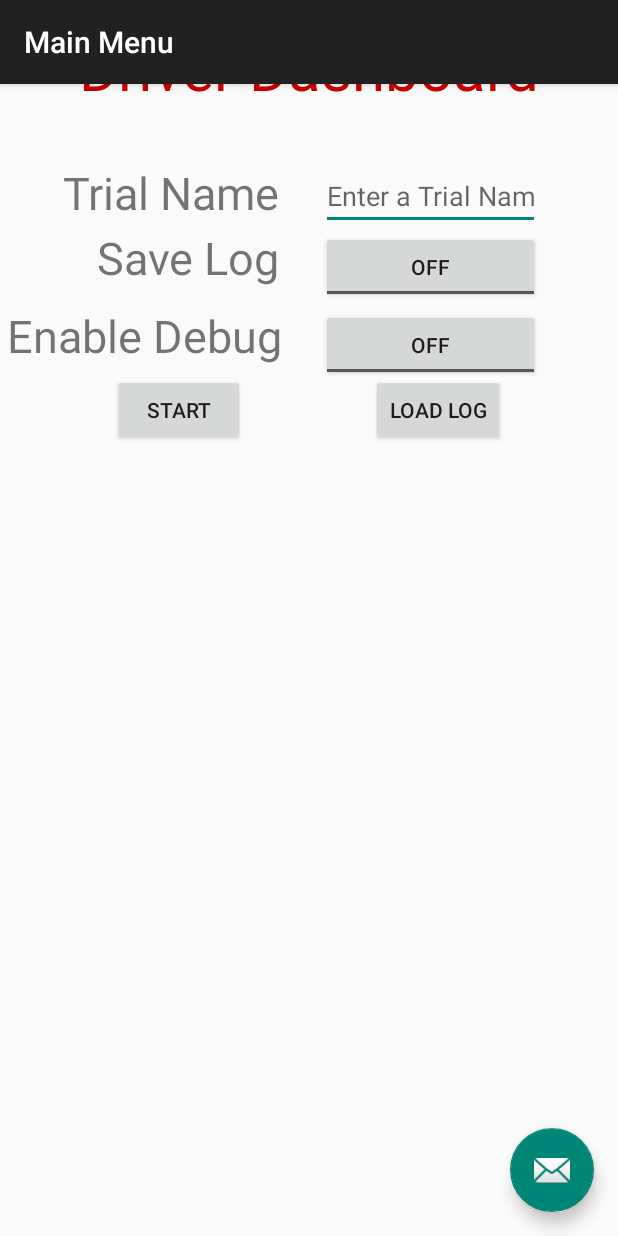
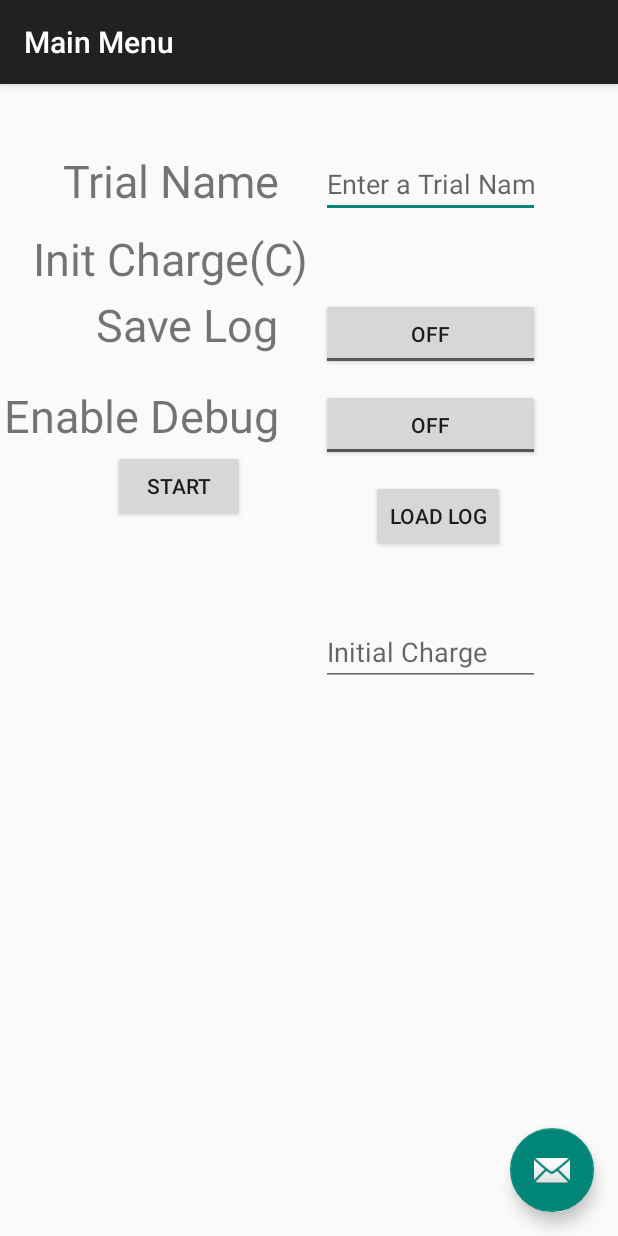
Before and after one commit to CarnegieMellonSolarRacing/AndroidApp, an Android app: the screen it shows after launch (StartScreen), on a phone screen of 412 x 824 dp. Run offline under Robolectric (Android 15) with nearby library versions, the phone set to English and light mode, and no system bars.

Commit message:
able to parse and render live data, bug with trialname reading from initial_charge field in start screen

```diff
--- a/app/src/main/java/co/cmsr/optiandroid/DataManager.java
+++ b/app/src/main/java/co/cmsr/optiandroid/DataManager.java
@@ -42,6 +42,9 @@ public class DataManager {
     DataRenderer dataRenderer;
     LinkedList<DataPacket> dataPackets;
 
+    // Battery Charge Calculations
+    Float total_charge;
+
     Button connectButton;
     long startTime;
     String logName;
@@ -52,11 +55,13 @@ public class DataManager {
             Context context,
             String trialName,
             boolean saveLog,
+            Float initial_charge,
             DataRenderer dataRenderer,
             BoatConfig boatConfig,
             BoatMap boatMap,
             DataProcessorConfig dpConfig) {
         this.context = context;
+        this.total_charge = initial_charge;
         this.dataRenderer = dataRenderer;
         this.boatConfig = boatConfig;
         this.boatMap = boatMap;
@@ -95,6 +100,7 @@ public class DataManager {
     public void onConnectionOpened() {
         connectButton.setBackgroundColor(Color.GREEN);
         connectButton.setText("Connected!");
+        dataRenderer.printDebug(total_charge.toString());
         isFirstInput = true;
         if (saveLog) {
             LoggerPacket lp = new LoggerPacket("CONNECTED", elapsedTime(), null);
--- a/app/src/main/java/co/cmsr/optiandroid/MainActivity.java
+++ b/app/src/main/java/co/cmsr/optiandroid/MainActivity.java
@@ -37,13 +37,14 @@ public class MainActivity extends AppCompatActivity {
         Intent i = getIntent();
         boolean saveLog = i.getBooleanExtra("save_log", false);
         String name = i.getStringExtra("trial_name");
+        Float initial_charge = i.getFloatExtra("initial_charge", 0);
         debugEnabled = i.getBooleanExtra("debug_enabled", false);
 
         setContentView(R.layout.activity_main);
 
         trialDisplay = (TextView) findViewById(R.id.trialDisplay);
 
-        Initialize(name, saveLog);
+        Initialize(name, saveLog, initial_charge);
     }
 
     @Override
@@ -59,7 +60,7 @@ public class MainActivity extends AppCompatActivity {
         super.onResume();
     }
 
-    protected void Initialize(final String trialName, boolean saveLog) {
+    protected void Initialize(final String trialName, boolean saveLog, Float initial_charge) {
         runOnUiThread(new Runnable() {
             @Override
             public void run() {
@@ -75,6 +76,7 @@ public class MainActivity extends AppCompatActivity {
                 this,
                 trialName,
                 saveLog,
+                initial_charge,
                 renderer,
                 boatConfig,
                 boatMap,
--- a/app/src/main/java/co/cmsr/optiandroid/StartScreen.java
+++ b/app/src/main/java/co/cmsr/optiandroid/StartScreen.java
@@ -12,7 +12,7 @@ import android.widget.EditText;
 import android.widget.ToggleButton;
 
 public class StartScreen extends AppCompatActivity {
-    EditText nameField;
+    EditText init_charge_field;
     ToggleButton saveLogButton, enableDebugButton;
     Button startButton, loadLogButton;
 
@@ -23,7 +23,7 @@ public class StartScreen extends AppCompatActivity {
         Toolbar toolbar = (Toolbar) findViewById(R.id.toolbar);
         setSupportActionBar(toolbar);
 
-        nameField = (EditText) findViewById(R.id.nameField);
+        init_charge_field = (EditText) findViewById(R.id.initial_charge);
         saveLogButton = (ToggleButton) findViewById(R.id.saveLogButton);
         enableDebugButton = (ToggleButton) findViewById(R.id.enableDebugButton);
         startButton = (Button) findViewById(R.id.startButton);
@@ -69,7 +69,7 @@ public class StartScreen extends AppCompatActivity {
     }
 
     public void startButtonClicked(View view) {
-        String name = nameField.getText().toString();
+        String name = init_charge_field.getText().toString();
         boolean saveLog = saveLogButton.isChecked();
         boolean debugEnabled = enableDebugButton.isChecked();
 
--- a/app/src/main/java/co/cmsr/optiandroid/communication/DataParser.java
+++ b/app/src/main/java/co/cmsr/optiandroid/communication/DataParser.java
@@ -17,23 +17,25 @@ import co.cmsr.optiandroid.datastructures.DataPacket;
 public class DataParser {
     String buffer;
 
-    static final String deliminator = "\n";
+    static final String new_line_delim = "\n";
+    static final String csv_delim = ",";
 
     public DataParser() {
         buffer = "";
     }
 
-    public boolean parseData(byte[] data, boolean isFirstInput, LinkedList<DataPacket> dataPackets) {
+    public boolean  parseData(byte[] data, boolean isFirstInput, LinkedList<DataPacket> dataPackets) {
         buffer += new String(data);
 
         // Try to parse data if we have received a "full line"
         if (buffer.contains("\n")) {
 
             if (!isFirstInput) {
-                String[] lines = buffer.split(deliminator);
+                String[] lines = buffer.split(new_line_delim);
+
                 String firstLine = lines[0];
                 try {
-                    String[] parts = firstLine.split(",");
+                    String[] parts = firstLine.split(csv_delim);
                     float[] measurements = new float[parts.length];
                     for (int i = 0; i < parts.length; i++) {
                         measurements[i] = Float.parseFloat(parts[i]);
@@ -42,6 +44,7 @@ public class DataParser {
                         DataPacket new_dp = new DataPacket(measurements[0],
                                 measurements[1], measurements[2]);
                         dataPackets.add(new_dp);
+//                        DataProcessor.calc_leftover_charge(new_dp);
                     }
                 } catch (Exception e) {
                     System.out.println("Could not parse the following line: " + firstLine);
--- a/app/src/main/java/co/cmsr/optiandroid/datastructures/DataPacket.java
+++ b/app/src/main/java/co/cmsr/optiandroid/datastructures/DataPacket.java
@@ -20,6 +20,8 @@ public class DataPacket {
         this.battery_temp = battery_temp;
         this.battery_charge = battery_charge;
         this.solar_charge = solar_charge;
+        this.battery_charge_percent = (double)0;
+        this.boatSpeed = (double)0;
         this.time = Calendar.getInstance().getTime();
     }
 
--- a/app/src/main/java/co/cmsr/optiandroid/renderers/BoatDataRenderer.java
+++ b/app/src/main/java/co/cmsr/optiandroid/renderers/BoatDataRenderer.java
@@ -64,6 +64,7 @@ public class BoatDataRenderer implements DataRenderer {
 
     @Override
     public void renderData(LinkedList<DataPacket> dp_list) {
+        if (!dp_list.isEmpty()) {
             DataPacket dp = dp_list.getLast();
             solarPanelDisplay.updateDisplay(dp.solar_charge);
             batteryChargeDisplay.updateDisplay(dp.battery_charge);
@@ -71,6 +72,7 @@ public class BoatDataRenderer implements DataRenderer {
             batteryTempDisplay.updateDisplay(dp.battery_temp);
             boatSpeedDisplay.updateDisplay(dp.boatSpeed);
         }
+    }
 
     @Override
     public void printDebug(String val) {
--- a/app/src/main/res/layout/content_start_screen.xml
+++ b/app/src/main/res/layout/content_start_screen.xml
@@ -4,6 +4,7 @@
     xmlns:tools="http://schemas.android.com/tools"
     android:layout_width="match_parent"
     android:layout_height="match_parent">
+
     <android.support.constraint.ConstraintLayout
         android:layout_width="match_parent"
         android:layout_height="wrap_content"
@@ -13,23 +14,21 @@
         <ImageView
             android:id="@+id/cmsrLogo"
             android:layout_width="wrap_content"
-            android:layout_height="wrap_content"
+            android:layout_height="274dp"
+            app:layout_constraintHeight_max="10dp"
             app:layout_constraintLeft_toLeftOf="parent"
             app:layout_constraintRight_toRightOf="parent"
             app:layout_constraintTop_toTopOf="parent"
-            app:layout_constraintHeight_max="10dp"
             app:srcCompat="@drawable/cmsr_logo" />
 
         <TextView
             android:id="@+id/header"
             android:layout_width="wrap_content"
             android:layout_height="wrap_content"
-            android:layout_marginTop="8dp"
             android:text="Driver Dashboard"
             android:textAlignment="center"
             android:textColor="@android:color/holo_red_dark"
             android:textSize="40dp"
-            app:layout_constraintHorizontal_bias="0.504"
             app:layout_constraintLeft_toLeftOf="parent"
             app:layout_constraintRight_toRightOf="parent"
             app:layout_constraintTop_toBottomOf="@+id/cmsrLogo" />
@@ -38,56 +37,79 @@
             android:id="@+id/nameFieldLabel"
             android:layout_width="wrap_content"
             android:layout_height="wrap_content"
+            android:layout_marginTop="36dp"
+            android:layout_marginEnd="19dp"
+            android:layout_marginRight="19dp"
             android:text="Trial Name"
             android:textSize="30dp"
-            android:layout_marginTop="36dp"
-            app:layout_constraintTop_toBottomOf="@+id/header"
             app:layout_constraintRight_toLeftOf="@+id/centerline"
-            android:layout_marginRight="19dp"
-            android:layout_marginEnd="19dp" />
+            app:layout_constraintTop_toBottomOf="@+id/header" />
+
         <EditText
-            android:id="@+id/nameField"
+            android:id="@+id/trial_name"
+            android:layout_width="0dp"
             android:layout_height="wrap_content"
-            android:layout_width="0dp"
+            android:layout_marginStart="8dp"
+            android:layout_marginLeft="8dp"
             android:ems="10"
+            android:hint="Enter a Trial Name"
             android:inputType="text"
-            android:hint="Enter a Trial Name"
-            android:layout_marginLeft="8dp"
-            app:layout_constraintTop_toTopOf="@+id/nameFieldLabel"
             app:layout_constraintLeft_toLeftOf="@+id/centerline"
             app:layout_constraintRight_toRightOf="@+id/header"
-            android:layout_marginStart="8dp" />
+            app:layout_constraintTop_toTopOf="@+id/nameFieldLabel" />
+
+        <EditText
+            android:id="@+id/initial_charge"
+            android:layout_width="0dp"
+            android:layout_height="wrap_content"
+            android:layout_marginLeft="8dp"
+            android:layout_marginTop="412dp"
+            android:ems="10"
+            android:hint="Initial Charge"
+            android:inputType="text"
+            app:layout_constraintHorizontal_bias="0.0"
+            app:layout_constraintLeft_toLeftOf="@+id/centerline"
+            app:layout_constraintRight_toRightOf="@+id/header"
+            app:layout_constraintTop_toTopOf="parent" />
 
         <TextView
             android:id="@+id/saveLogLabel"
             android:layout_width="wrap_content"
             android:layout_height="wrap_content"
+            android:layout_marginTop="132dp"
+            android:layout_marginRight="20dp"
             android:text="Save Log"
             android:textSize="30dp"
-            android:layout_marginTop="79dp"
-            app:layout_constraintTop_toBottomOf="@+id/header"
             app:layout_constraintRight_toLeftOf="@+id/centerline"
-            android:layout_marginRight="19dp"
-            android:layout_marginEnd="19dp" />
+            app:layout_constraintTop_toBottomOf="@+id/header" />
+
+        <TextView
+            android:id="@+id/initial_charge_label"
+            android:layout_width="wrap_content"
+            android:layout_height="wrap_content"
+            android:layout_marginTop="88dp"
+            android:text="Init Charge(C)"
+            android:textSize="30dp"
+            app:layout_constraintRight_toLeftOf="@+id/centerline"
+            app:layout_constraintTop_toBottomOf="@+id/header" />
 
         <ToggleButton
             android:id="@+id/saveLogButton"
+            android:layout_width="0dp"
             android:layout_height="48dp"
-            android:layout_width="0dp"
             android:layout_marginLeft="8dp"
             app:layout_constraintBaseline_toBaselineOf="@+id/saveLogLabel"
+            app:layout_constraintHorizontal_bias="0.0"
             app:layout_constraintLeft_toLeftOf="@+id/centerline"
-            app:layout_constraintRight_toRightOf="@+id/header"
-            android:layout_marginStart="8dp" />
+            app:layout_constraintRight_toRightOf="@+id/header" />
 
-          <!-- Causes black screen when toggle "On" -->
-          <TextView
+        <!-- Causes black screen when toggle "On" -->
+        <TextView
             android:id="@+id/enableDebugLabel"
             android:layout_width="wrap_content"
             android:layout_height="wrap_content"
-            android:layout_marginEnd="19dp"
-            android:layout_marginRight="18dp"
-            android:layout_marginTop="11dp"
+            android:layout_marginTop="20dp"
+            android:layout_marginRight="20dp"
             android:text="Enable Debug"
             android:textSize="30dp"
             app:layout_constraintRight_toLeftOf="@+id/centerline"
@@ -98,8 +120,8 @@
             android:layout_width="0dp"
             android:layout_height="48dp"
             android:layout_marginLeft="8dp"
-            android:layout_marginStart="8dp"
             app:layout_constraintBaseline_toBaselineOf="@+id/enableDebugLabel"
+            app:layout_constraintHorizontal_bias="0.0"
             app:layout_constraintLeft_toLeftOf="@+id/centerline"
             app:layout_constraintRight_toRightOf="@+id/header" />
 
@@ -107,34 +129,32 @@
             android:id="@+id/startButton"
             android:layout_width="wrap_content"
             android:layout_height="wrap_content"
+            android:layout_marginTop="236dp"
             android:layout_marginRight="8dp"
-            android:layout_marginTop="177dp"
             android:text="Start"
             app:layout_constraintHorizontal_bias="0.138"
             app:layout_constraintLeft_toLeftOf="parent"
             app:layout_constraintRight_toLeftOf="@+id/loadLogButton"
-            app:layout_constraintTop_toBottomOf="@+id/header"
-            android:layout_marginEnd="8dp" />
+            app:layout_constraintTop_toBottomOf="@+id/header" />
 
         <android.support.constraint.Guideline
+            android:id="@+id/centerline"
             android:layout_width="wrap_content"
             android:layout_height="wrap_content"
-            android:id="@+id/centerline"
             android:orientation="vertical"
             app:layout_constraintGuide_percent="0.5"
-            tools:layout_editor_absoluteY="89dp"
-            tools:layout_editor_absoluteX="400dp" />
+            tools:layout_editor_absoluteX="400dp"
+            tools:layout_editor_absoluteY="89dp" />
 
         <Button
             android:id="@+id/loadLogButton"
             android:layout_width="wrap_content"
             android:layout_height="wrap_content"
+            android:layout_marginTop="20dp"
             android:text="Load Log"
-            app:layout_constraintTop_toTopOf="@+id/startButton"
             app:layout_constraintLeft_toRightOf="@+id/startButton"
-            android:layout_marginTop="0dp"
-            android:layout_marginRight="0dp"
-            app:layout_constraintRight_toRightOf="parent" />
+            app:layout_constraintRight_toRightOf="parent"
+            app:layout_constraintTop_toTopOf="@+id/startButton" />
 
     </android.support.constraint.ConstraintLayout>
 
```
Lines whose indentation alone changed are shown as unchanged.
